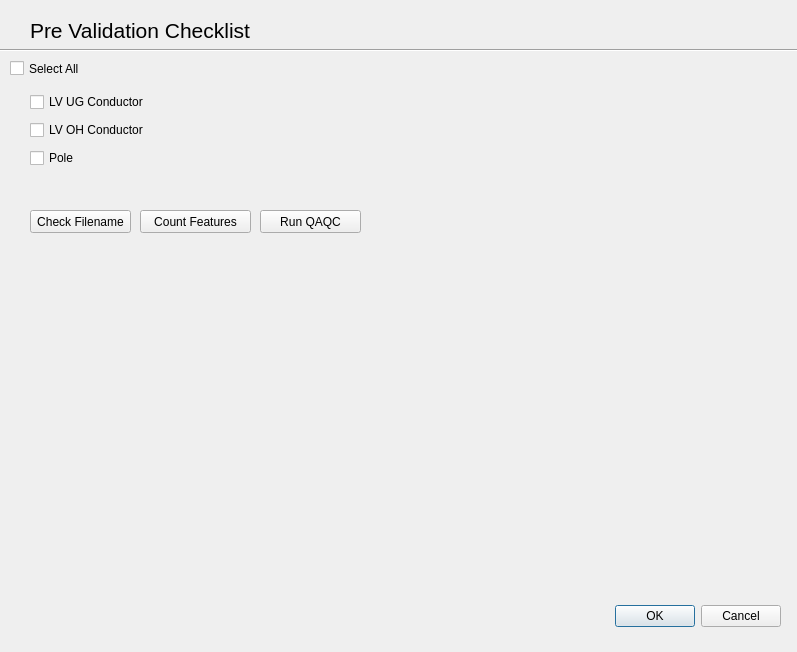
Before: the Qt Designer form lv_pre_validation_dialog_base.ui in manjacat/lv_pre_validation, drawn with Qt 5.
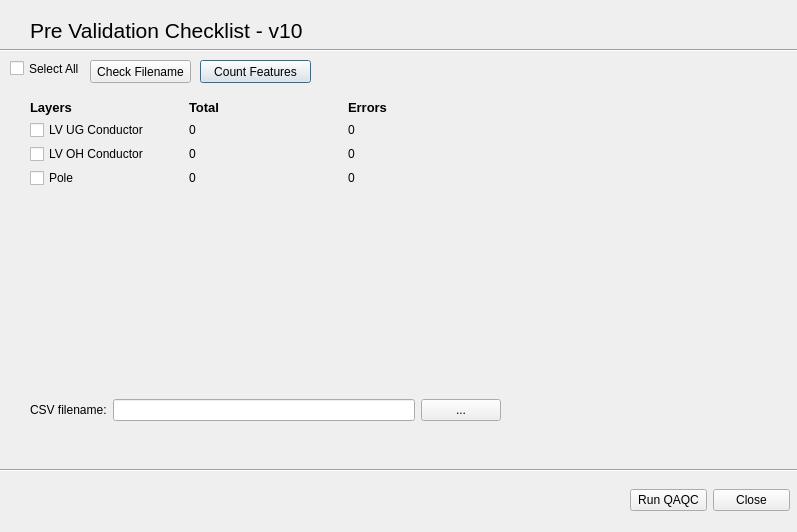
After: the same form once the commit is applied.

Commit message:
Added 1st Geom validation for LVUG
added lvug  conductor validation for incoming/outgoing flow from LVDB

Patch:
```diff
--- a/lv_pre_validation_dialog_base.ui
+++ b/lv_pre_validation_dialog_base.ui
@@ -7,34 +7,18 @@
     <x>0</x>
     <y>0</y>
     <width>797</width>
-    <height>652</height>
+    <height>532</height>
    </rect>
   </property>
   <property name="windowTitle">
    <string>LV Pre Validation</string>
   </property>
-  <widget class="QDialogButtonBox" name="button_box">
-   <property name="geometry">
-    <rect>
-     <x>440</x>
-     <y>600</y>
-     <width>341</width>
-     <height>32</height>
-    </rect>
-   </property>
-   <property name="orientation">
-    <enum>Qt::Horizontal</enum>
-   </property>
-   <property name="standardButtons">
-    <set>QDialogButtonBox::Cancel|QDialogButtonBox::Ok</set>
-   </property>
-  </widget>
-  <widget class="QLabel" name="label">
+  <widget class="QLabel" name="label_title">
    <property name="geometry">
     <rect>
      <x>30</x>
      <y>10</y>
-     <width>231</width>
+     <width>321</width>
      <height>41</height>
     </rect>
    </property>
@@ -45,7 +29,7 @@
     </font>
    </property>
    <property name="text">
-    <string>Pre Validation Checklist</string>
+    <string>Pre Validation Checklist - v10</string>
    </property>
   </widget>
   <widget class="Line" name="line">
@@ -61,39 +45,6 @@
     <enum>Qt::Horizontal</enum>
    </property>
   </widget>
-  <widget class="QWidget" name="verticalLayoutWidget">
-   <property name="geometry">
-    <rect>
-     <x>30</x>
-     <y>90</y>
-     <width>471</width>
-     <height>80</height>
-    </rect>
-   </property>
-   <layout class="QVBoxLayout" name="verticalLayout">
-    <item>
-     <widget class="QCheckBox" name="checkBox_lvug">
-      <property name="text">
-       <string>LV UG Conductor</string>
-      </property>
-     </widget>
-    </item>
-    <item>
-     <widget class="QCheckBox" name="checkBox_lvoh">
-      <property name="text">
-       <string>LV OH Conductor</string>
-      </property>
-     </widget>
-    </item>
-    <item>
-     <widget class="QCheckBox" name="checkBox_pole">
-      <property name="text">
-       <string>Pole</string>
-      </property>
-     </widget>
-    </item>
-   </layout>
-  </widget>
   <widget class="QCheckBox" name="checkBox_all">
    <property name="geometry">
     <rect>
@@ -110,8 +61,8 @@
   <widget class="QPushButton" name="pushButton_count">
    <property name="geometry">
     <rect>
-     <x>140</x>
-     <y>210</y>
+     <x>200</x>
+     <y>60</y>
      <width>111</width>
      <height>23</height>
     </rect>
@@ -123,8 +74,8 @@
   <widget class="QPushButton" name="pushButton_filename">
    <property name="geometry">
     <rect>
-     <x>30</x>
-     <y>210</y>
+     <x>90</x>
+     <y>60</y>
      <width>101</width>
      <height>23</height>
     </rect>
@@ -133,19 +84,218 @@
     <string>Check Filename</string>
    </property>
   </widget>
-  <widget class="QPushButton" name="pushButton_qaqc">
+  <widget class="Line" name="line_2">
    <property name="geometry">
     <rect>
-     <x>260</x>
-     <y>210</y>
-     <width>101</width>
-     <height>23</height>
+     <x>0</x>
+     <y>460</y>
+     <width>801</width>
+     <height>20</height>
     </rect>
    </property>
-   <property name="text">
-    <string>Run QAQC</string>
+   <property name="orientation">
+    <enum>Qt::Horizontal</enum>
    </property>
   </widget>
+  <widget class="QWidget" name="gridLayoutWidget">
+   <property name="geometry">
+    <rect>
+     <x>30</x>
+     <y>370</y>
+     <width>471</width>
+     <height>80</height>
+    </rect>
+   </property>
+   <layout class="QGridLayout" name="gridLayout">
+    <item row="0" column="1">
+     <widget class="QLineEdit" name="lineEdit_csv"/>
+    </item>
+    <item row="0" column="2">
+     <widget class="QPushButton" name="pushButton_csv">
+      <property name="text">
+       <string>...</string>
+      </property>
+     </widget>
+    </item>
+    <item row="0" column="0">
+     <widget class="QLabel" name="label_csv">
+      <property name="text">
+       <string>CSV filename:</string>
+      </property>
+     </widget>
+    </item>
+   </layout>
+  </widget>
+  <widget class="QWidget" name="horizontalLayoutWidget">
+   <property name="geometry">
+    <rect>
+     <x>630</x>
+     <y>480</y>
+     <width>160</width>
+     <height>41</height>
+    </rect>
+   </property>
+   <layout class="QHBoxLayout" name="horizontalLayout">
+    <item>
+     <widget class="QPushButton" name="pushButton_qaqc">
+      <property name="text">
+       <string>Run QAQC</string>
+      </property>
+     </widget>
+    </item>
+    <item>
+     <widget class="QDialogButtonBox" name="button_box">
+      <property name="orientation">
+       <enum>Qt::Horizontal</enum>
+      </property>
+      <property name="standardButtons">
+       <set>QDialogButtonBox::Close</set>
+      </property>
+     </widget>
+    </item>
+   </layout>
+  </widget>
+  <widget class="QWidget" name="gridLayoutWidget_2">
+   <property name="geometry">
+    <rect>
+     <x>30</x>
+     <y>100</y>
+     <width>471</width>
+     <height>87</height>
+    </rect>
+   </property>
+   <layout class="QGridLayout" name="gridLayout_2">
+    <item row="2" column="0">
+     <widget class="QCheckBox" name="checkBox_lvoh">
+      <property name="text">
+       <string>LV OH Conductor</string>
+      </property>
+     </widget>
+    </item>
+    <item row="2" column="1">
+     <widget class="QLabel" name="count_lvoh">
+      <property name="font">
+       <font>
+        <weight>50</weight>
+        <bold>false</bold>
+       </font>
+      </property>
+      <property name="text">
+       <string>0</string>
+      </property>
+     </widget>
+    </item>
+    <item row="1" column="2">
+     <widget class="QLabel" name="err_lvug">
+      <property name="font">
+       <font>
+        <weight>50</weight>
+        <bold>false</bold>
+       </font>
+      </property>
+      <property name="text">
+       <string>0</string>
+      </property>
+     </widget>
+    </item>
+    <item row="3" column="0">
+     <widget class="QCheckBox" name="checkBox_pole">
+      <property name="text">
+       <string>Pole</string>
+      </property>
+     </widget>
+    </item>
+    <item row="3" column="2">
+     <widget class="QLabel" name="err_pole">
+      <property name="text">
+       <string>0</string>
+      </property>
+     </widget>
+    </item>
+    <item row="3" column="1">
+     <widget class="QLabel" name="count_pole">
+      <property name="font">
+       <font>
+        <weight>50</weight>
+        <bold>false</bold>
+       </font>
+      </property>
+      <property name="text">
+       <string>0</string>
+      </property>
+     </widget>
+    </item>
+    <item row="1" column="1">
+     <widget class="QLabel" name="count_lvug">
+      <property name="font">
+       <font>
+        <weight>50</weight>
+        <bold>false</bold>
+       </font>
+      </property>
+      <property name="text">
+       <string>0</string>
+      </property>
+     </widget>
+    </item>
+    <item row="2" column="2">
+     <widget class="QLabel" name="err_lvoh">
+      <property name="text">
+       <string>0</string>
+      </property>
+     </widget>
+    </item>
+    <item row="1" column="0">
+     <widget class="QCheckBox" name="checkBox_lvug">
+      <property name="text">
+       <string>LV UG Conductor</string>
+      </property>
+     </widget>
+    </item>
+    <item row="0" column="0">
+     <widget class="QLabel" name="label">
+      <property name="font">
+       <font>
+        <pointsize>10</pointsize>
+        <weight>75</weight>
+        <bold>true</bold>
+       </font>
+      </property>
+      <property name="text">
+       <string>Layers</string>
+      </property>
+     </widget>
+    </item>
+    <item row="0" column="1">
+     <widget class="QLabel" name="label_2">
+      <property name="font">
+       <font>
+        <pointsize>10</pointsize>
+        <weight>75</weight>
+        <bold>true</bold>
+       </font>
+      </property>
+      <property name="text">
+       <string>Total</string>
+      </property>
+     </widget>
+    </item>
+    <item row="0" column="2">
+     <widget class="QLabel" name="label_3">
+      <property name="font">
+       <font>
+        <pointsize>10</pointsize>
+        <weight>75</weight>
+        <bold>true</bold>
+       </font>
+      </property>
+      <property name="text">
+       <string>Errors</string>
+      </property>
+     </widget>
+    </item>
+   </layout>
+  </widget>
  </widget>
  <resources/>
  <connections>
```
The commit also changes 4 other files.
